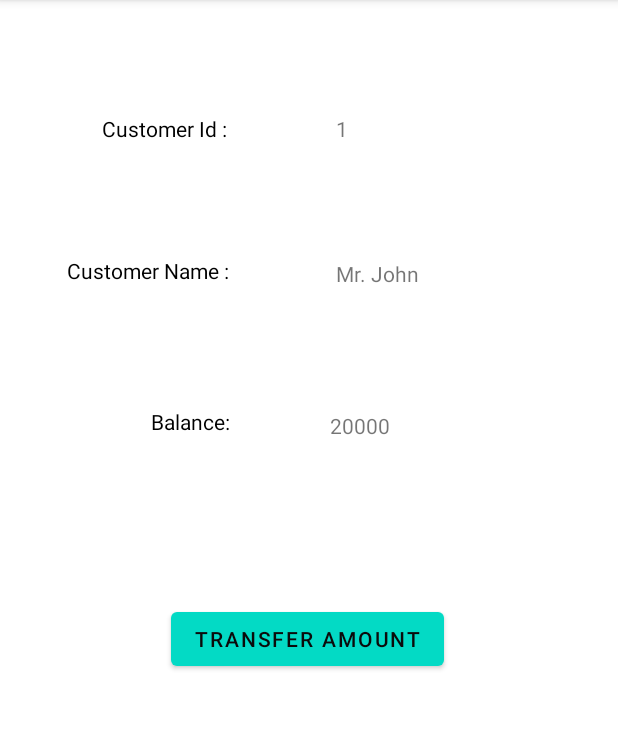
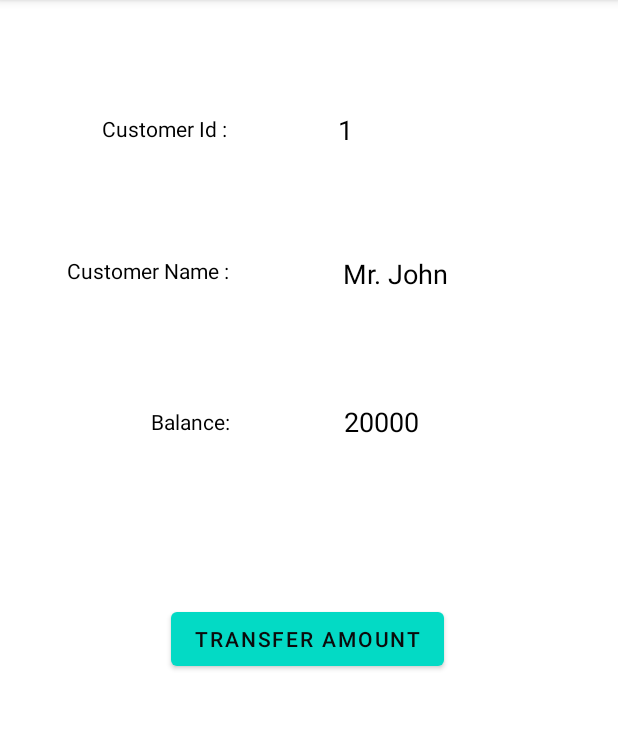
Before and after one commit to lateefcode2101/Basic_Banking_App_at_TSF, an Android app: the Customeractivity screen opened directly, with no data from a screen before it, on a phone screen of 412 x 824 dp, the part 84-813 px from its top. Run offline under Robolectric (Android 15) with nearby library versions, the phone set to English and light mode, and no system bars.

Commit message:
Initial Commit 2

```diff
--- a/src/main/java/com/st/tsf_bank/Customeractivity.java
+++ b/src/main/java/com/st/tsf_bank/Customeractivity.java
@@ -37,7 +37,7 @@ public class Customeractivity extends AppCompatActivity {
         Bundle extras = getIntent().getExtras();
         if (extras != null) {
             value = extras.getInt("key");
-            Toast.makeText(Customeractivity.this, "recieved : " + value, Toast.LENGTH_SHORT).show();
+           // Toast.makeText(Customeractivity.this, "recieved : " + value, Toast.LENGTH_SHORT).show();
             //The key argument here must match that used in the other activity
         }
         Cursor cursor = viewdb.getdata(value);
--- a/src/main/java/com/st/tsf_bank/MainActivity.java
+++ b/src/main/java/com/st/tsf_bank/MainActivity.java
@@ -47,10 +47,7 @@ public class MainActivity extends AppCompatActivity {
 
     public void openact() {
         Intent intent = new Intent(MainActivity.this, Customerlistactivity.class);
-        if (isinserted)
-            Toast.makeText(MainActivity.this, "Data inserted", Toast.LENGTH_SHORT).show();
-        else
-            Toast.makeText(MainActivity.this, "Data not inserted", Toast.LENGTH_SHORT).show();
+
         startActivity(intent);
 
 
--- a/src/main/res/layout/activity_customeractivity.xml
+++ b/src/main/res/layout/activity_customeractivity.xml
@@ -21,9 +21,11 @@
 
     <TextView
         android:id="@+id/cid_id"
-        android:layout_width="163dp"
-        android:layout_height="21dp"
+        android:layout_width="162dp"
+        android:layout_height="42dp"
         android:text="@string/nul1"
+        android:textColor="#000000"
+        android:textSize="18sp"
         app:layout_constraintBottom_toBottomOf="parent"
         app:layout_constraintEnd_toEndOf="parent"
         app:layout_constraintHorizontal_bias="0.7"
@@ -46,9 +48,11 @@
 
     <TextView
         android:id="@+id/cname_id"
-        android:layout_width="168dp"
-        android:layout_height="34dp"
+        android:layout_width="162dp"
+        android:layout_height="44dp"
         android:text="@string/nul2"
+        android:textColor="#000000"
+        android:textSize="18sp"
         app:layout_constraintBottom_toBottomOf="parent"
         app:layout_constraintEnd_toEndOf="parent"
         app:layout_constraintHorizontal_bias="0.784"
@@ -71,12 +75,14 @@
 
     <TextView
         android:id="@+id/bal_id"
-        android:layout_width="50dp"
-        android:layout_height="23dp"
+        android:layout_width="92dp"
+        android:layout_height="38dp"
         android:text="@string/nul3"
+        android:textColor="#000000"
+        android:textSize="18sp"
         app:layout_constraintBottom_toBottomOf="parent"
         app:layout_constraintEnd_toEndOf="parent"
-        app:layout_constraintHorizontal_bias="0.321"
+        app:layout_constraintHorizontal_bias="0.457"
         app:layout_constraintStart_toEndOf="@+id/textView7"
         app:layout_constraintTop_toTopOf="parent"
         app:layout_constraintVertical_bias="0.368" />
```
Also changed, not shown: src/main/java/com/st/tsf_bank/Customerlistactivity.java (+10 -10 lines), src/main/res/layout/activity_transferactivity.xml (+4 -4 lines).
